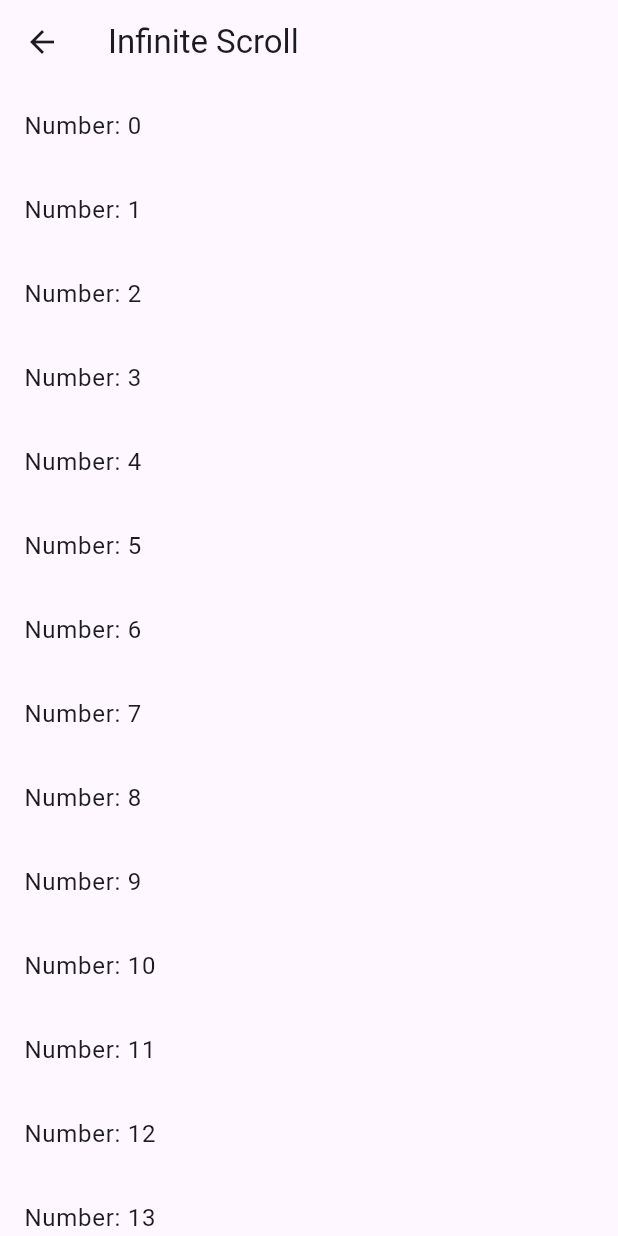
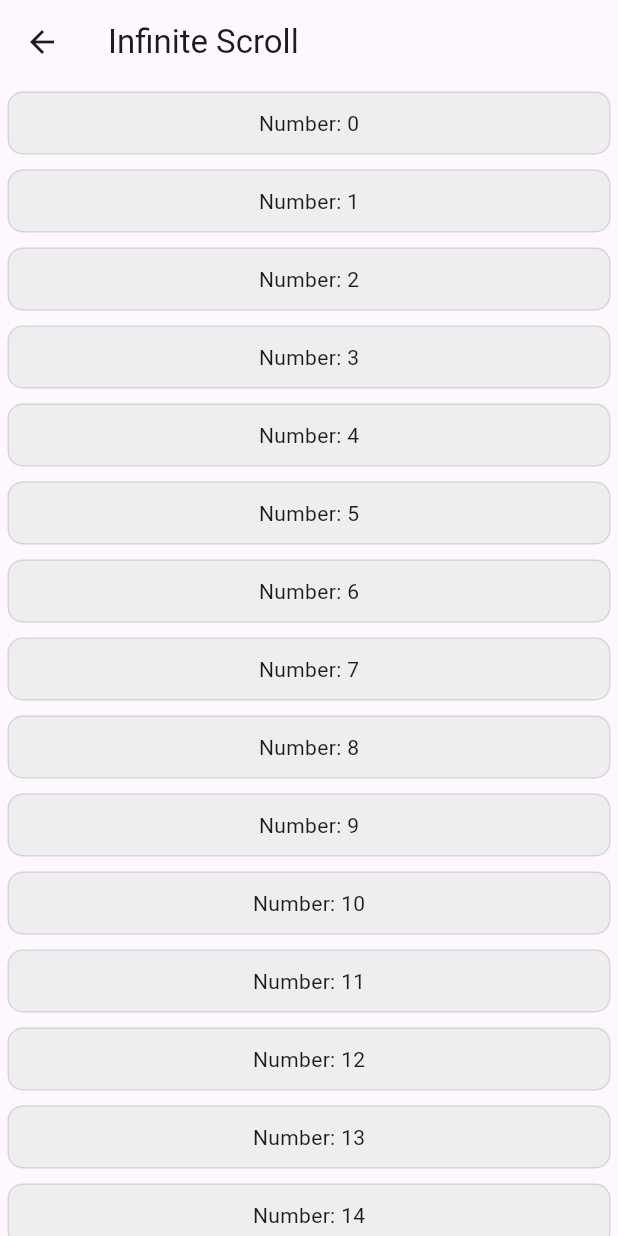
Before and after one commit to kingace2056/random_event_visualizer, a Flutter app: the InfscrollPage screen opened directly, on a phone screen of 412 x 824 dp. Run offline on Flutter 3.47's test engine with Material 3 defaults, Android fonts, the phone set to English and light mode, and no system bars; our stand-ins replace syncfusion_flutter_charts.

Commit message:
minor chng

```diff
--- a/lib/views/infinite_scroll.dart
+++ b/lib/views/infinite_scroll.dart
@@ -51,8 +51,16 @@ class _InfscrollPageState extends State<InfscrollPage> {
         controller: _scrollController,
         itemCount: numbers.length,
         itemBuilder: (BuildContext context, int index) {
-          return ListTile(
-            title: Text('Number: ${numbers[index]}'),
+          return Container(
+            margin: EdgeInsets.all(5),
+            padding: EdgeInsets.all(10),
+            alignment: Alignment.center,
+            decoration: BoxDecoration(
+              border: Border.all(color: Colors.black.withOpacity(0.1)),
+              color: Colors.grey[200],
+              borderRadius: BorderRadius.circular(10),
+            ),
+            child: Text('Number: ${numbers[index]}'),
           );
         },
       ),
```
